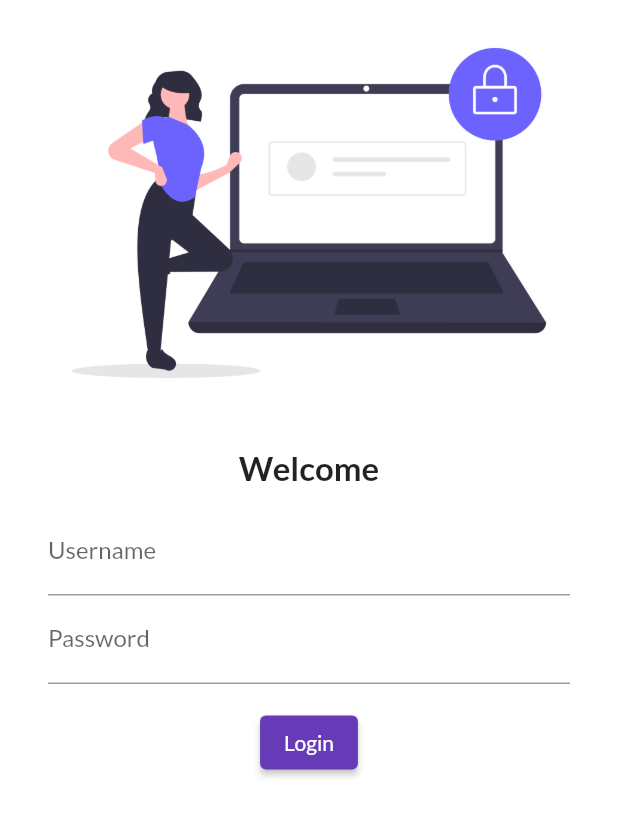
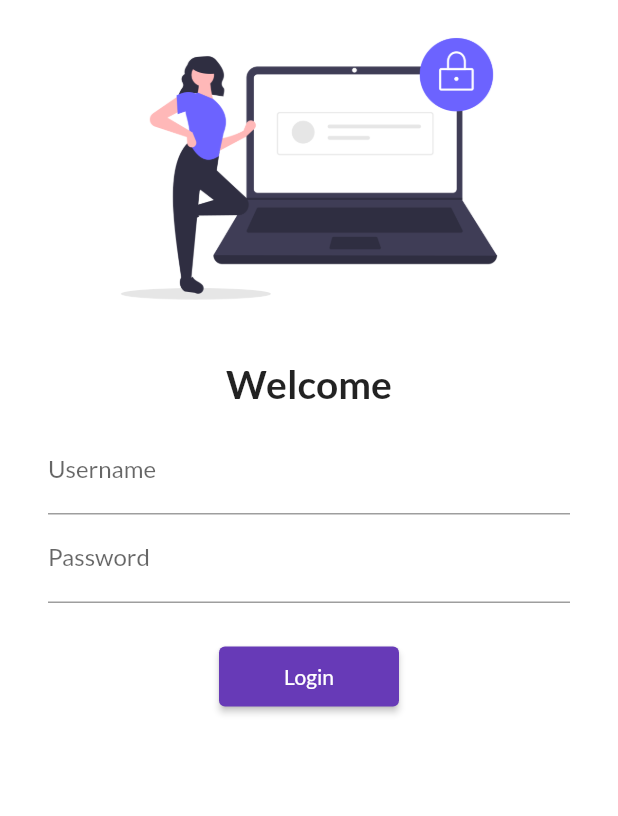
Before and after one commit to Ritwik10007/Bit_Mall, a Flutter app: the screen it shows after launch, on a phone screen of 412 x 824 dp. Shown: the top 816 px of the screen. Run offline on Flutter 3.47's test engine with Material 2 defaults, Android fonts, the phone set to English and light mode, and no system bars; our stand-ins replace google_fonts.

Commit message:
day5 done!!

```diff
--- a/lib/main.dart
+++ b/lib/main.dart
@@ -1,6 +1,7 @@
 import 'package:flutter/material.dart';
 import 'package:flutter_catalog/pages/home_page.dart';
 import 'package:flutter_catalog/pages/login_page.dart';
+import 'package:flutter_catalog/utils/routes.dart';
 import 'package:google_fonts/google_fonts.dart';
 
 void main() {
@@ -16,14 +17,15 @@ class MyApp extends StatelessWidget {
           primarySwatch: Colors.deepPurple,
           fontFamily: GoogleFonts.lato().fontFamily,
           primaryTextTheme: GoogleFonts.latoTextTheme()),
+
       darkTheme: ThemeData(
         brightness: Brightness.light,
       ),
       initialRoute: "/login",
       routes: {
         "/": (context) => LoginPage(),
-        "/home": (context) => Homepage(),
-        "/login": (context) => LoginPage(),
+        MyRoutes.homeRoute: (context) => Homepage(),
+        MyRoutes.loginRoute: (context) => LoginPage(),
       },
     );
   }
--- a/lib/pages/login_page.dart
+++ b/lib/pages/login_page.dart
@@ -1,24 +1,29 @@
 // ignore_for_file: prefer_const_constructors
 
+import 'dart:math';
+
 import 'package:flutter/material.dart';
+import 'package:flutter_catalog/utils/routes.dart';
 
 class LoginPage extends StatelessWidget {
   @override
   Widget build(BuildContext context) {
     return Material(
         color: Colors.white,
+        child: SingleChildScrollView(
           child: Column(
             children: [
               Image.asset(
                 "assets/images/login_image.png",
                 fit: BoxFit.cover,
+                height: 225.0,
               ),
               SizedBox(
                 height: 15.0,
               ),
               Text("Welcome",
                   style: TextStyle(
-                  fontSize: 22,
+                    fontSize: 26,
                     fontWeight: FontWeight.bold,
                   )),
               SizedBox(
@@ -43,18 +48,19 @@ class LoginPage extends StatelessWidget {
                       ),
                     ),
                     SizedBox(
-                    height: 15.0,
+                      height: 25.0,
                     ),
                     ElevatedButton(
-                      style: TextButton.styleFrom(),
+                        style: TextButton.styleFrom(minimumSize: Size(120, 40)),
                         onPressed: () {
-                        print("welcome");
+                          Navigator.pushNamed(context, MyRoutes.homeRoute);
                         },
                         child: Text("Login"))
                   ],
                 ),
               )
             ],
+          ),
         ));
   }
 }
--- /dev/null
+++ b/lib/utils/routes.dart
@@ -0,0 +1,4 @@
+class MyRoutes {
+  static String loginRoute = "/login";
+  static String homeRoute = "/home";
+}
```
Lines whose indentation alone changed are shown as unchanged.
